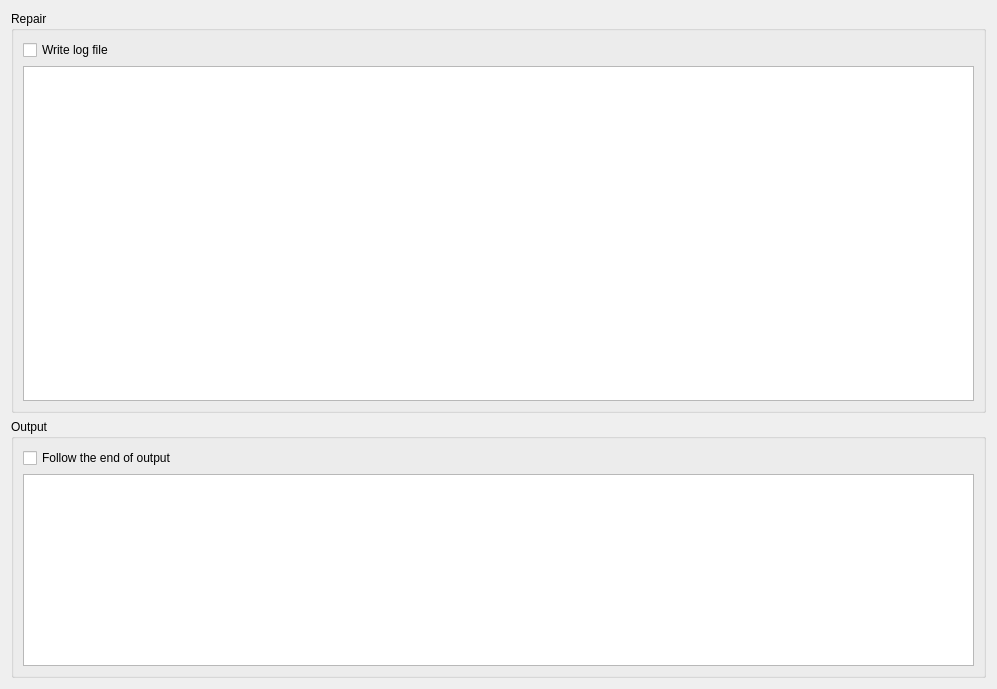
This is app/gui/repair.ui in ensisoft/newsflash-plus as Qt 5 draws it before an edit. The edited form follows.
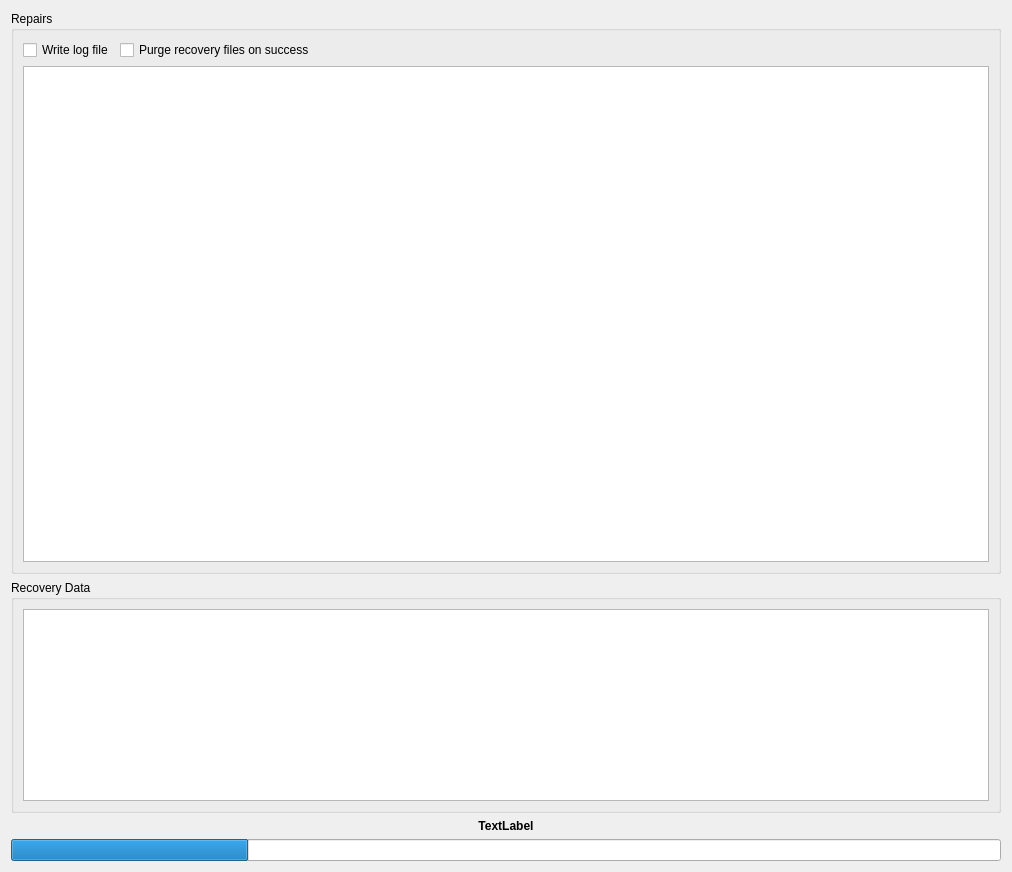
This is the edited form. Icons and pictures are not drawn.

The edit to the form file:
```diff
--- a/app/gui/repair.ui
+++ b/app/gui/repair.ui
@@ -6,8 +6,8 @@
    <rect>
     <x>0</x>
     <y>0</y>
-    <width>997</width>
-    <height>689</height>
+    <width>1012</width>
+    <height>872</height>
    </rect>
   </property>
   <property name="windowTitle">
@@ -17,19 +17,26 @@
    <iconset resource="resource.qrc">
     <normaloff>:/resource/16x16_ico_png/ico_repair.png</normaloff>:/resource/16x16_ico_png/ico_repair.png</iconset>
   </property>
-  <layout class="QGridLayout" name="gridLayout_2">
-   <item row="1" column="0">
+  <layout class="QVBoxLayout" name="verticalLayout_3">
+   <item>
     <widget class="QGroupBox" name="groupBox">
      <property name="title">
-      <string>Output</string>
+      <string>Repairs</string>
      </property>
-     <layout class="QVBoxLayout" name="verticalLayout_3">
+     <layout class="QVBoxLayout" name="verticalLayout_4">
       <item>
        <layout class="QHBoxLayout" name="horizontalLayout">
         <item>
-         <widget class="QCheckBox" name="chkFollow">
+         <widget class="QCheckBox" name="chkWriteLog">
           <property name="text">
-           <string>Follow the end of output</string>
+           <string>Write log file</string>
+          </property>
+         </widget>
+        </item>
+        <item>
+         <widget class="QCheckBox" name="checkBox">
+          <property name="text">
+           <string>Purge recovery files on success</string>
           </property>
          </widget>
         </item>
@@ -49,47 +56,43 @@
        </layout>
       </item>
       <item>
-       <widget class="QListView" name="listOutput">
-        <property name="sizePolicy">
-         <sizepolicy hsizetype="Expanding" vsizetype="Minimum">
-          <horstretch>0</horstretch>
-          <verstretch>0</verstretch>
-         </sizepolicy>
+       <widget class="QTableView" name="tableList">
+        <property name="selectionMode">
+         <enum>QAbstractItemView::SingleSelection</enum>
         </property>
         <property name="contextMenuPolicy">
          <enum>Qt::CustomContextMenu</enum>
         </property>
-        <property name="autoFillBackground">
+        <property name="showGrid">
          <bool>false</bool>
         </property>
-        <property name="styleSheet">
-         <string/>
-        </property>
+        <attribute name="horizontalHeaderStretchLastSection">
+         <bool>true</bool>
+        </attribute>
+        <attribute name="verticalHeaderVisible">
+         <bool>false</bool>
+        </attribute>
+        <attribute name="verticalHeaderDefaultSectionSize">
+         <number>16</number>
+        </attribute>
        </widget>
       </item>
      </layout>
     </widget>
    </item>
-   <item row="0" column="0">
+   <item>
     <widget class="QGroupBox" name="grpOutput">
      <property name="title">
-      <string>Repair</string>
+      <string>Recovery Data</string>
      </property>
      <property name="flat">
       <bool>false</bool>
      </property>
-     <layout class="QGridLayout" name="gridLayout">
-      <item row="0" column="0">
-       <widget class="QCheckBox" name="chkWriteLog">
-        <property name="text">
-         <string>Write log file</string>
-        </property>
-       </widget>
-      </item>
-      <item row="1" column="0">
-       <widget class="QTableView" name="tableView">
+     <layout class="QVBoxLayout" name="verticalLayout">
+      <item>
+       <widget class="QTableView" name="tableData">
         <property name="sizePolicy">
-         <sizepolicy hsizetype="Expanding" vsizetype="Expanding">
+         <sizepolicy hsizetype="Expanding" vsizetype="Minimum">
           <horstretch>0</horstretch>
           <verstretch>0</verstretch>
          </sizepolicy>
@@ -135,6 +138,35 @@
      </layout>
     </widget>
    </item>
+   <item>
+    <widget class="QLabel" name="lblStatus">
+     <property name="font">
+      <font>
+       <weight>75</weight>
+       <bold>true</bold>
+      </font>
+     </property>
+     <property name="text">
+      <string>TextLabel</string>
+     </property>
+     <property name="alignment">
+      <set>Qt::AlignCenter</set>
+     </property>
+    </widget>
+   </item>
+   <item>
+    <widget class="QProgressBar" name="progressList">
+     <property name="value">
+      <number>24</number>
+     </property>
+     <property name="textVisible">
+      <bool>false</bool>
+     </property>
+     <property name="format">
+      <string/>
+     </property>
+    </widget>
+   </item>
   </layout>
   <action name="actionRun">
    <property name="checkable">
```
Left out of the diff: 47 changed lines with no effect on the pictures.
